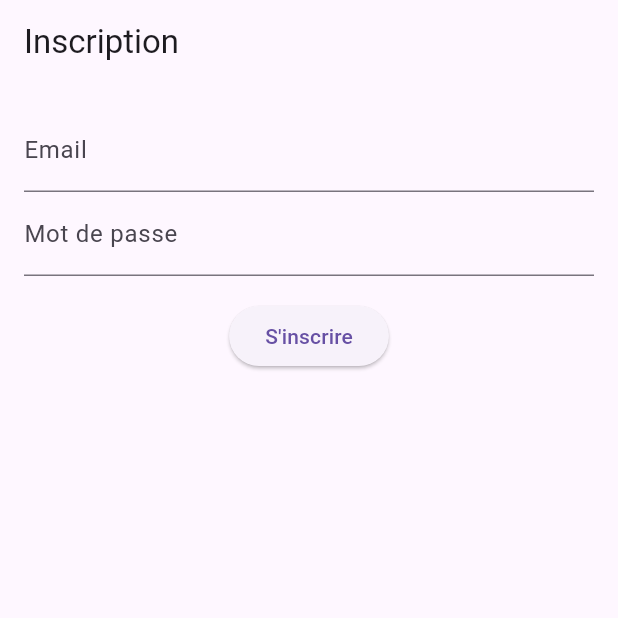
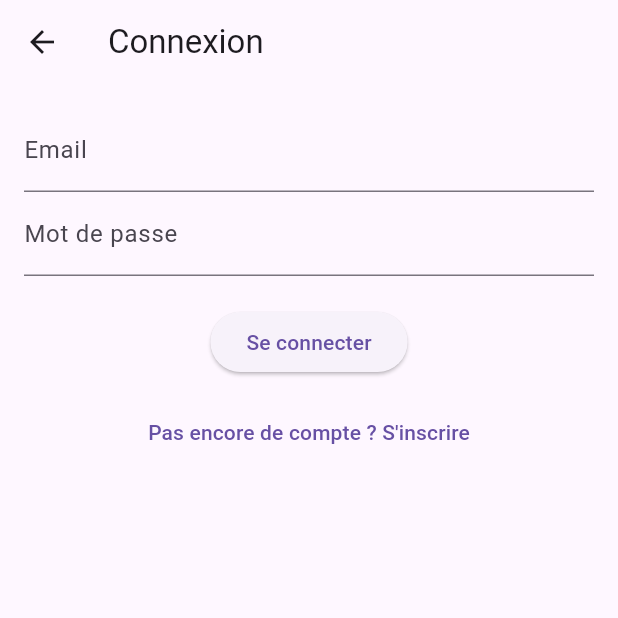
Before and after one commit to JayHzn/fictional-octo-computing-machine, a Flutter app: the screen it shows after launch, on a phone screen of 412 x 824 dp, the top half of it. Run offline on Flutter 3.47's test engine with Material 3 defaults, Android fonts, the light colour scheme and no system bars; our stand-ins replace cloud_firestore, firebase_auth, firebase_core; accounts and stored records are empty.

Commit message:
Login with email finished

```diff
--- a/amblyopie/lib/main.dart
+++ b/amblyopie/lib/main.dart
@@ -1,5 +1,7 @@
 import 'package:amblyopie/firebase_options.dart';
+import 'package:amblyopie/pages/auth/login_page.dart';
 import 'package:amblyopie/pages/auth/register_page.dart';
+import 'package:firebase_auth/firebase_auth.dart';
 import 'package:flutter/material.dart';
 import 'package:firebase_core/firebase_core.dart';
 import 'firebase_options.dart';
@@ -20,11 +22,25 @@ class MyApp extends StatelessWidget {
   Widget build(BuildContext context) {
     return MaterialApp(
       title: 'Amblyopie',
+      home: StreamBuilder(
+        stream: FirebaseAuth.instance.authStateChanges(),
+        builder: (ctx, snap) {
+          if (snap.connectionState == ConnectionState.waiting) {
+            return const Center(child: CircularProgressIndicator());
+          }
+          return snap.data == null
+            ? const LoginPage()
+            : const MyHomePage(title: 'Home');
+        },
+      ),
       routes: {
+        '/login': (context) => const LoginPage(),
         '/register': (context) => const RegisterPage(),
         '/home': (context) => const MyHomePage(title: 'Home'),
       },
-      initialRoute: '/register',
+      initialRoute: FirebaseAuth.instance.currentUser == null
+      ? '/login'
+      : '/home',
     );
   }
 }
--- /dev/null
+++ b/amblyopie/lib/pages/auth/login_page.dart
@@ -0,0 +1,74 @@
+import 'package:flutter/material.dart';
+import 'package:firebase_auth/firebase_auth.dart';
+
+class LoginPage extends StatefulWidget {
+  const LoginPage({super.key});
+
+  @override
+  State<LoginPage> createState() => _LoginPageState();
+}
+
+class _LoginPageState extends State<LoginPage> {
+  final _emailCtrl = TextEditingController();
+  final _pwdCCtrl = TextEditingController();
+  String? _error;
+
+  Future<void> _login() async {
+    final email = _emailCtrl.text.trim();
+    final pwd = _pwdCCtrl.text.trim();
+
+    if (email.isEmpty || !email.contains('@')) {
+      setState(() => _error = 'Email invalide');
+      return;
+    }
+
+    try {
+      await FirebaseAuth.instance
+      .signInWithEmailAndPassword(
+        email: email,
+        password: pwd);
+      if (context.mounted) {
+        Navigator.pushReplacementNamed(context, '/home');
+      }
+    } on FirebaseAuthException catch (e) {
+      setState(() => _error = '[Auth:${e.code}] ${e.message}');
+    } catch (e) {
+      setState(() => _error = e.toString());
+    }
+  }
+
+  @override
+  Widget build(BuildContext context) {
+    return Scaffold(
+      appBar: AppBar(title: const Text('Connexion')),
+      body: Padding(
+        padding: const EdgeInsets.all(16),
+        child: Column(
+          children: [
+            if (_error != null)
+              Text(_error!, style: const TextStyle(color: Colors.red)),
+            TextField(
+              controller: _emailCtrl,
+              decoration: const InputDecoration(labelText: 'Email'),
+            ),
+            TextField(
+              controller: _pwdCCtrl,
+              decoration: InputDecoration(labelText: 'Mot de passe'),
+              obscureText: true,
+            ),
+            const SizedBox(height: 20),
+            ElevatedButton(
+              onPressed: _login,
+              child: const Text('Se connecter'),
+            ),
+            const SizedBox(height: 12),
+            TextButton(
+              onPressed: () => Navigator.pushReplacementNamed(context, '/register'),
+              child: const Text("Pas encore de compte ? S'inscrire"),
+            ),
+          ],
+        ),
+      ),
+    );
+  }
+}
--- a/amblyopie/lib/pages/auth/register_page.dart
+++ b/amblyopie/lib/pages/auth/register_page.dart
@@ -66,7 +66,13 @@ class _RegisterPageState extends State<RegisterPage> {
             const SizedBox(height: 16),
             ElevatedButton(
               onPressed: _register,
-              child: const Text('S\'inscrire')),
+              child: const Text('S\'inscrire')
+            ),
+            const SizedBox(height: 12),
+            TextButton(
+              onPressed: () => Navigator.pushReplacementNamed(context, '/login'),
+              child: const Text("Déjà un compte ? Connectez-vous"),
+            ),
           ],
         ),
       ),
--- a/amblyopie/pubspec.yaml
+++ b/amblyopie/pubspec.yaml
@@ -37,6 +37,8 @@ dependencies:
   firebase_core: ^3.13.1
   firebase_auth: ^5.5.4
   cloud_firestore: ^5.6.8
+  firebase_storage: ^12.4.7
+  image_picker: ^1.1.2
 
 dev_dependencies:
   flutter_test:
```
Also changed, not shown: 1 other file.
